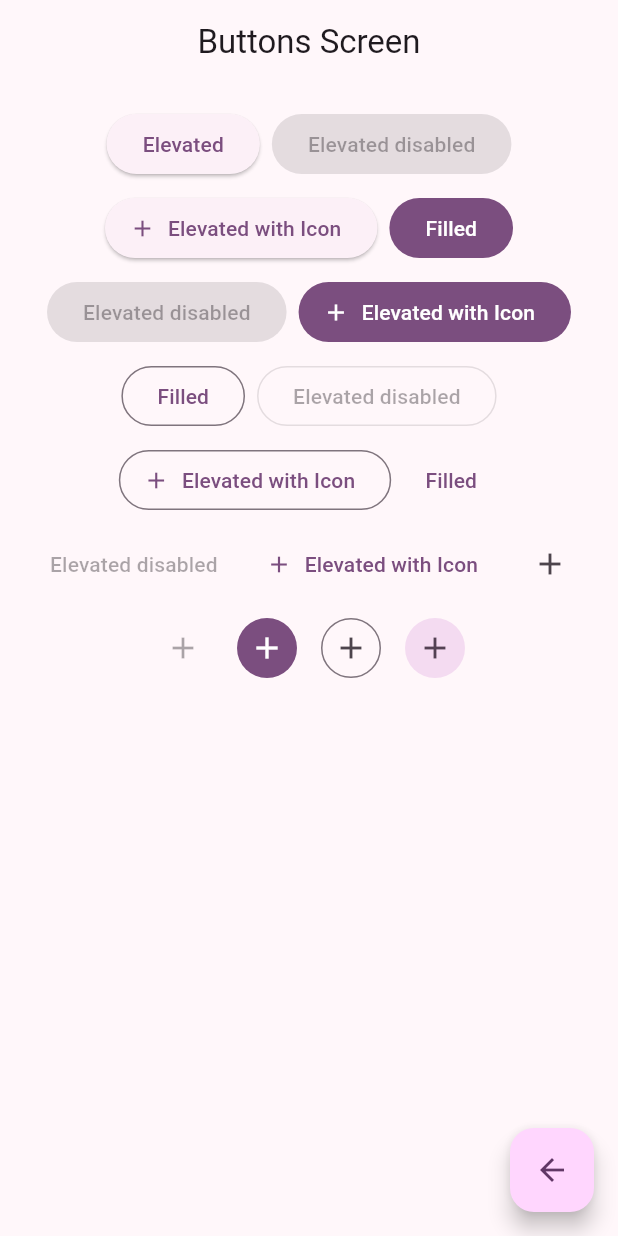
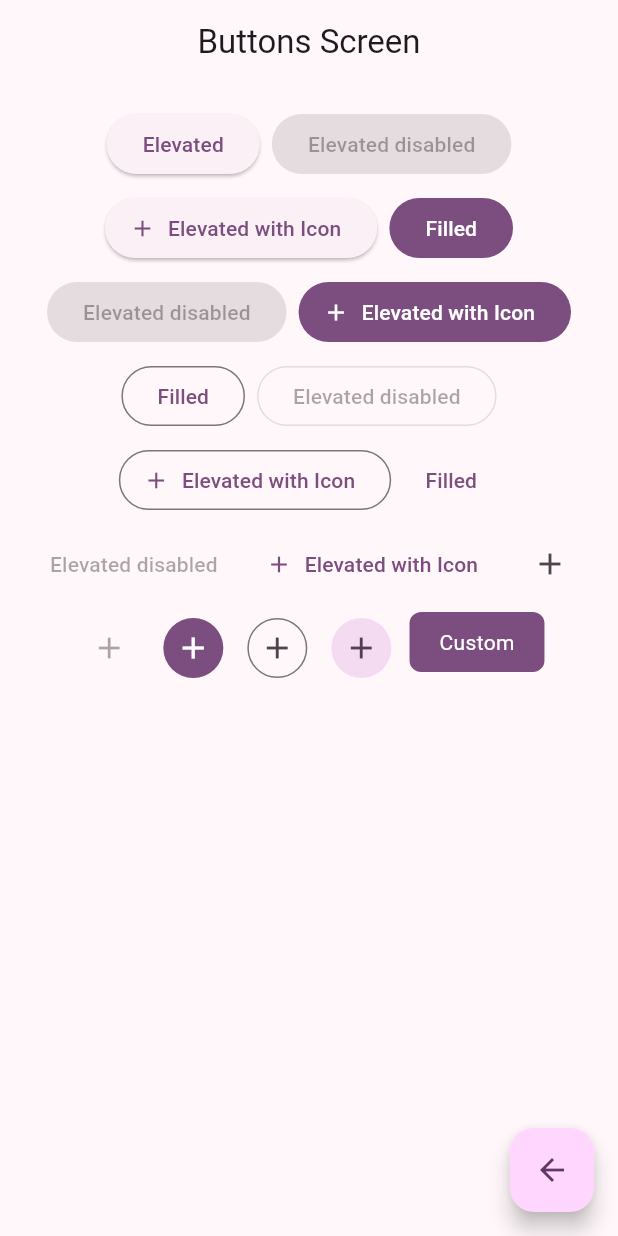
Before and after one commit to Darkv1c/widgets_app, a Flutter app: the ButtonsScreen screen opened by its route, on a phone screen of 412 x 824 dp. Run offline on Flutter 3.47's test engine with Material 3 defaults, Android fonts, the phone set to English and light mode, and no system bars; our stand-ins replace go_router.

Commit message:
add custom button to buttons screen

```diff
--- a/lib/presentations/screens/buttons_screen.dart
+++ b/lib/presentations/screens/buttons_screen.dart
@@ -82,9 +82,33 @@ class _ButtonsView extends StatelessWidget {
               onPressed: () {},
               icon: const Icon(Icons.add),
             ),
+
+            /** Custom Button */
+            _CustomButton(),
           ],
         ),
       ),
     );
   }
 }
+
+class _CustomButton extends StatelessWidget {
+  @override
+  Widget build(BuildContext context) {
+    final ColorScheme colors = Theme.of(context).colorScheme;
+
+    return ClipRRect(
+      borderRadius: BorderRadius.circular(8),
+      child: Material(
+        color: colors.primary,
+        child: InkWell(
+          onTap: () {},
+          child: Padding(
+            padding: const EdgeInsets.symmetric(horizontal: 20, vertical: 10),
+            child: Text('Custom', style: TextStyle(color: Colors.white)),
+          ),
+        ),
+      ),
+    );
+  }
+}
```
